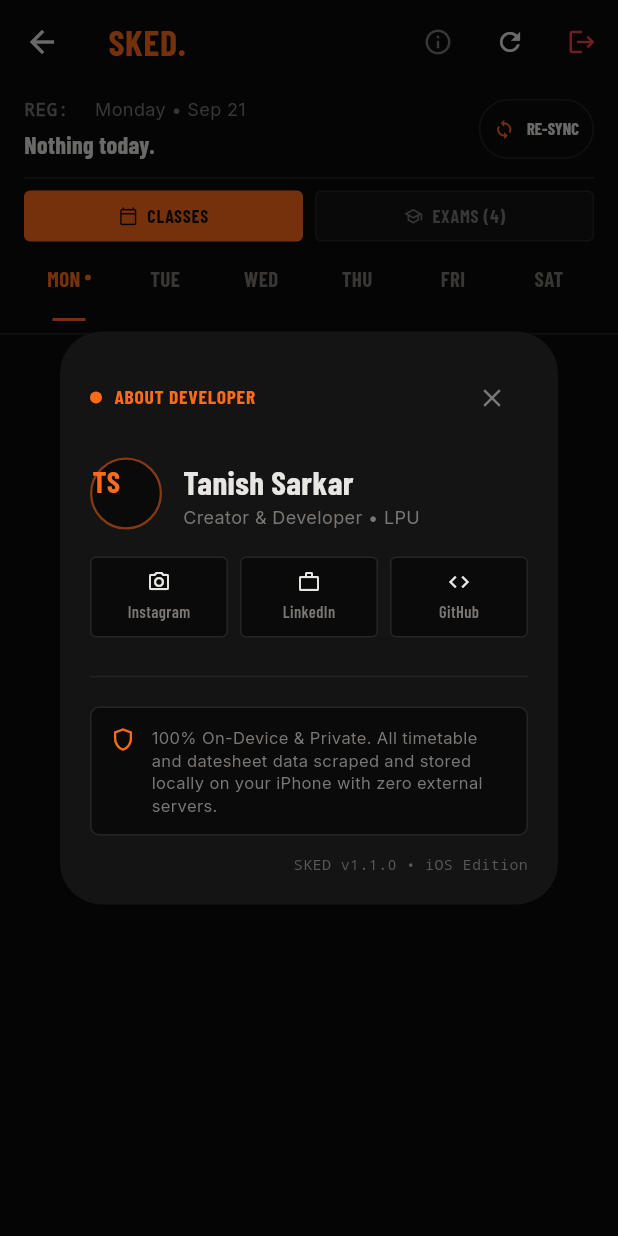
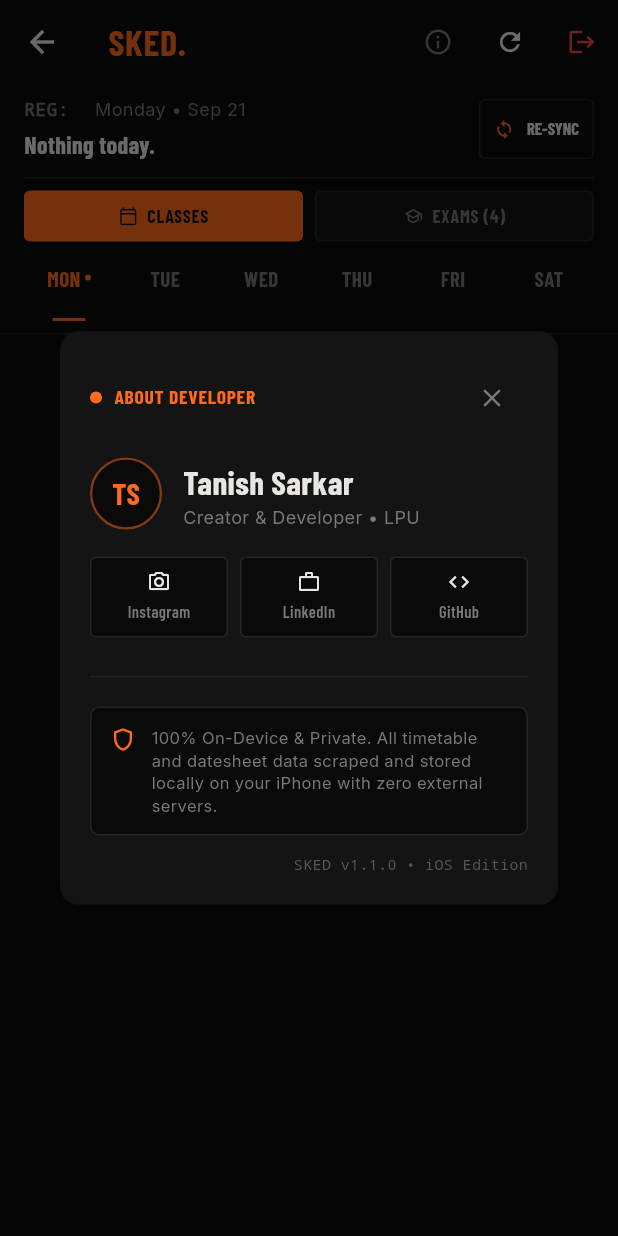
Before and after one commit to tanishsarkar28/Sked, a Flutter app: the DashboardScreen screen opened directly with empty values, after a tap on "DESIGNED & DEVELOPED BY TANISH SARKAR", on a phone screen of 412 x 824 dp. Run offline on Flutter 3.47's test engine with Material 3 defaults, Android fonts, the phone set to English and light mode, and no system bars; our stand-ins replace google_fonts, shared_preferences, webview_flutter; accounts and stored records are empty.

Commit message:
fix(ios): resolve RoundedRectangleBorder and Alignment.center Dart compile errors

```diff
--- a/sked-app/lib/screens/dashboard_screen.dart
+++ b/sked-app/lib/screens/dashboard_screen.dart
@@ -114,7 +114,7 @@ class _DashboardScreenState extends State<DashboardScreen> with SingleTickerProv
       builder: (ctx) => StatefulBuilder(
         builder: (context, setDlgState) => AlertDialog(
           backgroundColor: SkedColors.slab,
-          shape: RoundedCornerShape(12),
+          shape: RoundedRectangleBorder(borderRadius: BorderRadius.circular(12)),
           title: Row(
             children: [
               const Icon(Icons.sync, color: SkedColors.blaze, size: 20),
@@ -190,7 +190,7 @@ class _DashboardScreenState extends State<DashboardScreen> with SingleTickerProv
       context: context,
       builder: (ctx) => AlertDialog(
         backgroundColor: SkedColors.slab,
-        shape: RoundedCornerShape(12),
+        shape: RoundedRectangleBorder(borderRadius: BorderRadius.circular(12)),
         title: Text(
           'Log Out from Sked?',
           style: GoogleFonts.barlowCondensed(
@@ -365,7 +365,7 @@ class _DashboardScreenState extends State<DashboardScreen> with SingleTickerProv
                     OutlinedButton.icon(
                       onPressed: _triggerReSync,
                       style: OutlinedButton.styleFrom(
-                        shape: RoundedCornerShape(4),
+                        shape: RoundedRectangleBorder(borderRadius: BorderRadius.circular(4)),
                         side: const BorderSide(color: SkedColors.rule),
                         padding: const EdgeInsets.symmetric(horizontal: 10, vertical: 6),
                       ),
--- a/sked-app/lib/widgets/about_developer_dialog.dart
+++ b/sked-app/lib/widgets/about_developer_dialog.dart
@@ -25,7 +25,7 @@ class AboutDeveloperDialog extends StatelessWidget {
   Widget build(BuildContext context) {
     return Dialog(
       backgroundColor: SkedColors.slab,
-      shape: RoundedCornerShape(12),
+      shape: RoundedRectangleBorder(borderRadius: BorderRadius.circular(12)),
       child: Container(
         padding: const EdgeInsets.all(20),
         constraints: const BoxConstraints(maxWidth: 400),
@@ -80,7 +80,7 @@ class AboutDeveloperDialog extends StatelessWidget {
                     borderRadius: BorderRadius.circular(24),
                     border: Border.all(color: SkedColors.blaze.withOpacity(0.5), width: 1.5),
                   ),
-                  alignment: Alignment.Center,
+                  alignment: Alignment.center,
                   child: Text(
                     'TS',
                     style: GoogleFonts.barlowCondensed(
```
Also changed, not shown: 1 other file.
